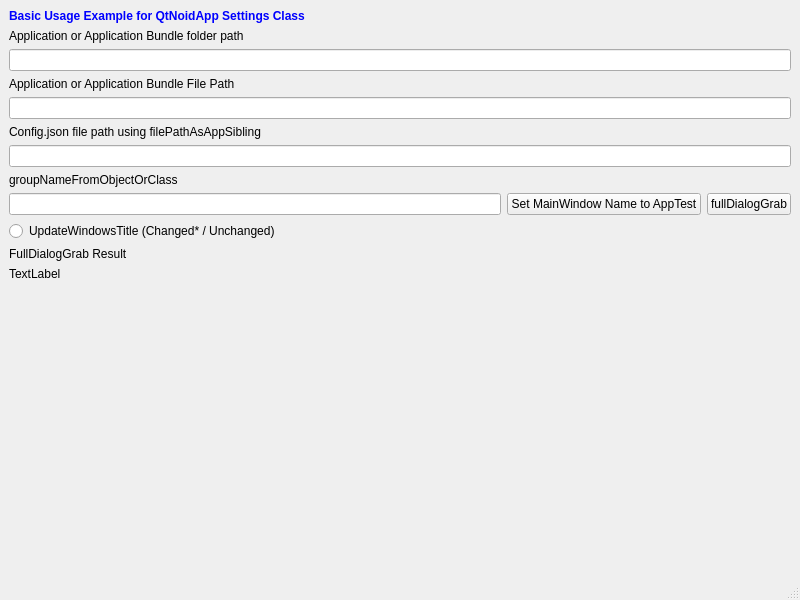
g-gualeni/QtNoid2, file Examples/AppSettingsBasicUsage/mainwindow.ui: the form before one commit.
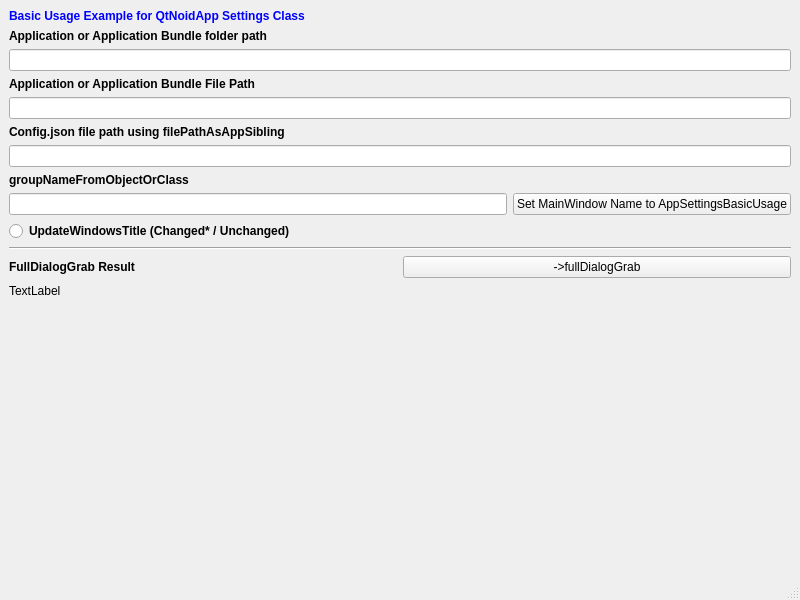
The form after the commit.

Commit message: AppSettingsBasicUsage update and yaml2json debug and test

The edit to the form file:
```diff
--- a/Examples/AppSettingsBasicUsage/mainwindow.ui
+++ b/Examples/AppSettingsBasicUsage/mainwindow.ui
@@ -27,6 +27,9 @@
     </item>
     <item>
      <widget class="QLabel" name="label_2">
+      <property name="styleSheet">
+       <string notr="true">font-weight: bold</string>
+      </property>
       <property name="text">
        <string>Application or Application Bundle folder path</string>
       </property>
@@ -37,6 +40,9 @@
     </item>
     <item>
      <widget class="QLabel" name="label_6">
+      <property name="styleSheet">
+       <string notr="true">font-weight: bold</string>
+      </property>
       <property name="text">
        <string>Application or Application Bundle File Path</string>
       </property>
@@ -47,6 +53,9 @@
     </item>
     <item>
      <widget class="QLabel" name="label_3">
+      <property name="styleSheet">
+       <string notr="true">font-weight: bold</string>
+      </property>
       <property name="text">
        <string>Config.json file path using filePathAsAppSibling</string>
       </property>
@@ -57,6 +66,9 @@
     </item>
     <item>
      <widget class="QLabel" name="label_4">
+      <property name="styleSheet">
+       <string notr="true">font-weight: bold</string>
+      </property>
       <property name="text">
        <string>groupNameFromObjectOrClass</string>
       </property>
@@ -70,14 +82,7 @@
       <item>
        <widget class="QPushButton" name="cmdGroupName">
         <property name="text">
-         <string>Set MainWindow Name to AppTest</string>
-        </property>
-       </widget>
-      </item>
-      <item>
-       <widget class="QPushButton" name="cmdFullDialogGrab">
-        <property name="text">
-         <string>fullDialogGrab</string>
+         <string>Set MainWindow Name to AppSettingsBasicUsage</string>
         </property>
        </widget>
       </item>
@@ -85,18 +90,42 @@
     </item>
     <item>
      <widget class="QRadioButton" name="optUpdateWindowTitle">
+      <property name="styleSheet">
+       <string notr="true">font-weight: bold</string>
+      </property>
       <property name="text">
        <string>UpdateWindowsTitle (Changed* / Unchanged)</string>
       </property>
      </widget>
     </item>
     <item>
-     <widget class="QLabel" name="label_5">
-      <property name="text">
-       <string>FullDialogGrab Result</string>
+     <widget class="Line" name="line">
+      <property name="orientation">
+       <enum>Qt::Orientation::Horizontal</enum>
       </property>
      </widget>
     </item>
+    <item>
+     <layout class="QHBoxLayout" name="horizontalLayout_2">
+      <item>
+       <widget class="QLabel" name="label_5">
+        <property name="styleSheet">
+         <string notr="true">font-weight: bold</string>
+        </property>
+        <property name="text">
+         <string>FullDialogGrab Result</string>
+        </property>
+       </widget>
+      </item>
+      <item>
+       <widget class="QPushButton" name="cmdFullDialogGrab">
+        <property name="text">
+         <string>-&gt;fullDialogGrab</string>
+        </property>
+       </widget>
+      </item>
+     </layout>
+    </item>
     <item>
      <widget class="QLabel" name="txtFullDialogGrab">
       <property name="text">
```
The commit also changes 9 other files.
